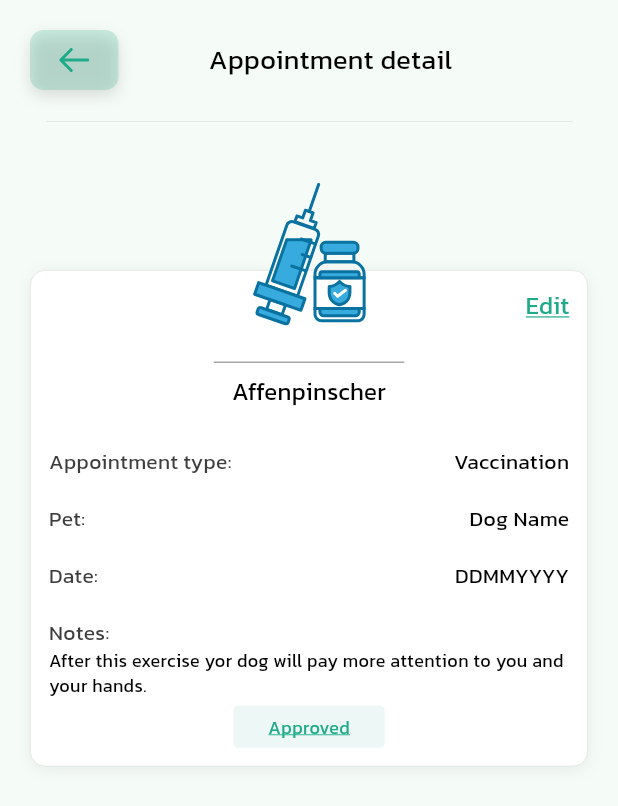
After one commit to saad-01/dogapp, a Flutter app: the AppointmentDetailPage screen opened by its route, on a phone screen of 412 x 824 dp. The commit adds this screen. Shown: the top 806 px of the screen. Run offline on Flutter 3.47's test engine with Material 3 defaults, Android fonts, the phone set to English and light mode, and no system bars; our stand-ins replace flutter_svg, get.

Commit message:
apt detail page

```diff
--- /dev/null
+++ b/lib/components/appbar.dart
@@ -0,0 +1,61 @@
+import 'package:dogapp/utils/app_colors.dart';
+import 'package:dogapp/utils/assets.dart';
+import 'package:dogapp/utils/styles.dart';
+import 'package:flutter/material.dart';
+import 'package:flutter_svg/svg.dart';
+import 'package:get/get.dart';
+
+class CustomAppBar extends StatelessWidget {
+  const CustomAppBar({super.key, required this.title});
+  final String title;
+  @override
+  Widget build(BuildContext context) {
+    return Column(
+      children: [
+        Row(
+          children: [
+            InkWell(
+              onTap: () {
+                Get.back();
+              },
+              child: Ink(
+                width: 59,
+                height: 40,
+                decoration: ShapeDecoration(
+                  color: AppColors.primaryColor.withOpacity(0.20),
+                  shape: RoundedRectangleBorder(
+                      borderRadius: BorderRadius.circular(9)),
+                  shadows: const [
+                    BoxShadow(
+                      color: Color(0x1E000000),
+                      blurRadius: 8,
+                      offset: Offset(0, 4),
+                      spreadRadius: 0,
+                    )
+                  ],
+                ),
+                child: Center(
+                  child: SvgPicture.asset(AssetImages.backIcon),
+                ),
+              ),
+            ),
+            const SizedBox(
+              width: 60,
+            ),
+            Text(
+              title,
+              style: Styles.appBarH1(),
+            ),
+          ],
+        ),
+        const SizedBox(
+          height: 20,
+        ),
+        SvgPicture.asset(AssetImages.horizontalDivider),
+        const SizedBox(
+          height: 20,
+        ),
+      ],
+    );
+  }
+}
--- a/lib/components/appoint_widget.dart
+++ b/lib/components/appoint_widget.dart
@@ -1,6 +1,8 @@
+import 'package:dogapp/routes/route_names.dart';
 import 'package:dogapp/utils/styles.dart';
 import 'package:flutter/material.dart';
 import 'package:flutter_svg/svg.dart';
+import 'package:get/get.dart';
 
 import '../utils/app_colors.dart';
 
@@ -13,7 +15,8 @@ class AppointmentWidget extends StatelessWidget {
       required this.time,
       required this.image,
       required this.title,
-      required this.approvalFlag});
+      required this.approvalFlag,
+      this.onPress});
   final String type;
   final String name;
   final String date;
@@ -21,9 +24,14 @@ class AppointmentWidget extends StatelessWidget {
   final String image;
   final String title;
   final bool approvalFlag;
+  final void Function()? onPress;
   @override
   Widget build(BuildContext context) {
-    return Container(
+    return InkWell(
+      onTap: () {
+        Get.toNamed(RouteName.appointDetailsPage);
+      },
+      child: Ink(
         padding: const EdgeInsets.all(10),
         decoration: ShapeDecoration(
           color: AppColors.white,
@@ -87,6 +95,7 @@ class AppointmentWidget extends StatelessWidget {
             SvgPicture.asset(image),
           ],
         ),
+      ),
     );
   }
 }
--- /dev/null
+++ b/lib/pages/appointment_detail_page.dart
@@ -0,0 +1,178 @@
+import 'package:dogapp/components/appbar.dart';
+import 'package:dogapp/utils/app_colors.dart';
+import 'package:dogapp/utils/assets.dart';
+import 'package:dogapp/utils/strings.dart';
+import 'package:dogapp/utils/styles.dart';
+import 'package:flutter/material.dart';
+import 'package:flutter_svg/svg.dart';
+
+class AppointmentDetailPage extends StatelessWidget {
+  const AppointmentDetailPage({super.key});
+
+  @override
+  Widget build(BuildContext context) {
+    return Scaffold(
+      body: SafeArea(
+          child: Container(
+        padding: const EdgeInsets.all(20),
+        child: Column(
+          children: [
+            const CustomAppBar(title: AppStrings.appointDetail),
+            const SizedBox(
+              height: 20,
+            ),
+            Stack(
+              children: [
+                Padding(
+                  padding: const EdgeInsets.only(top: 58.0),
+                  child: Container(
+                    padding: const EdgeInsets.all(12),
+                    decoration: ShapeDecoration(
+                      color: AppColors.white,
+                      shape: RoundedRectangleBorder(
+                        side: BorderSide(
+                          width: 0.50,
+                          color: Colors.black.withOpacity(0.11999999731779099),
+                        ),
+                        borderRadius: BorderRadius.circular(10),
+                      ),
+                      shadows: const [
+                        BoxShadow(
+                          color: Color(0x0F000000),
+                          blurRadius: 8,
+                          offset: Offset(0, 2),
+                          spreadRadius: 0,
+                        )
+                      ],
+                    ),
+                    child: Column(
+                      children: [
+                        Row(
+                          mainAxisAlignment: MainAxisAlignment.end,
+                          children: [
+                            Text(
+                              AppStrings.edit,
+                              style: Styles.primary16U(),
+                            )
+                          ],
+                        ),
+                        const SizedBox(
+                          height: 18,
+                        ),
+                        const Padding(
+                          padding: EdgeInsets.symmetric(horizontal: 110.0),
+                          child: Divider(
+                            color: Color(0xFFA8A8A8),
+                          ),
+                        ),
+                        Text(
+                          "Affenpinscher",
+                          style: Styles.expertSignupPaget1(),
+                        ),
+                        const SizedBox(
+                          height: 25,
+                        ),
+                        Row(
+                          mainAxisAlignment: MainAxisAlignment.spaceBetween,
+                          children: [
+                            Text('${AppStrings.appointType}:',
+                                style: Styles.grey14()),
+                            Text(
+                              AppStrings.vaccination,
+                              style: Styles.black14(),
+                            ),
+                          ],
+                        ),
+                        const SizedBox(
+                          height: 18,
+                        ),
+                        Row(
+                          mainAxisAlignment: MainAxisAlignment.spaceBetween,
+                          children: [
+                            Text('${AppStrings.pet}:', style: Styles.grey14()),
+                            Text(
+                              AppStrings.dogNameH,
+                              style: Styles.black14(),
+                            ),
+                          ],
+                        ),
+                        const SizedBox(
+                          height: 18,
+                        ),
+                        Row(
+                          mainAxisAlignment: MainAxisAlignment.spaceBetween,
+                          children: [
+                            Text('${AppStrings.date}:', style: Styles.grey14()),
+                            Text(
+                              AppStrings.dateFormat,
+                              style: Styles.black14(),
+                            ),
+                          ],
+                        ),
+                        const SizedBox(
+                          height: 18,
+                        ),
+                        Row(
+                          children: [
+                            Text('${AppStrings.notes}:',
+                                style: Styles.grey14()),
+                          ],
+                        ),
+                        Row(
+                          children: [
+                            Expanded(
+                              child: Text(
+                                AppStrings.note,
+                                style: Styles.choosePageText(),
+                                maxLines: 2,
+                                overflow: TextOverflow.ellipsis,
+                              ),
+                            ),
+                          ],
+                        ),
+                        const SizedBox(
+                          height: 5,
+                        ),
+                        const StatusItem(
+                            title: AppStrings.approved, approval: true)
+                      ],
+                    ),
+                  ),
+                ),
+                Positioned(
+                    top: 0,
+                    right: 0,
+                    left: 0,
+                    child: SvgPicture.asset(AssetImages.injectionLg))
+              ],
+            ),
+          ],
+        ),
+      )),
+    );
+  }
+}
+
+class StatusItem extends StatelessWidget {
+  const StatusItem(
+      {super.key, this.color, required this.title, required this.approval});
+  final Color? color;
+  final String title;
+  final bool approval;
+  @override
+  Widget build(BuildContext context) {
+    return Container(
+      width: 101,
+      height: 28,
+      decoration: ShapeDecoration(
+        color: approval ? AppColors.statusBg1 : AppColors.statusBg2,
+        shape: RoundedRectangleBorder(borderRadius: BorderRadius.circular(3)),
+      ),
+      child: Center(
+          child: Text(
+        title,
+        style: approval ? Styles.primary12UText() : Styles.denialTxt(),
+      )),
+    );
+  }
+}
--- a/lib/routes/route_names.dart
+++ b/lib/routes/route_names.dart
@@ -9,4 +9,5 @@ class RouteName {
   static const String parentHomePage = '/parent_home_page';
   static const String calendarPage = '/calendar_page';
   static const String settingsPage = '/settings_page';
+  static const String appointDetailsPage = '/appoint_details_page';
 }
--- a/lib/routes/routes.dart
+++ b/lib/routes/routes.dart
@@ -1,4 +1,5 @@
 
+import 'package:dogapp/pages/appointment_detail_page.dart';
 import 'package:dogapp/pages/choose_profile_page.dart';
 import 'package:dogapp/pages/expert_signup_page.dart';
 import 'package:dogapp/pages/intro_page.dart';
@@ -47,5 +48,11 @@ class AppRoutes {
           transitionDuration: const Duration(milliseconds: 250),
           transition: Transition.leftToRight,
         ),
+        GetPage(
+          name: RouteName.appointDetailsPage,
+          page: () => const AppointmentDetailPage(),
+          transitionDuration: const Duration(milliseconds: 250),
+          transition: Transition.leftToRight,
+        ),
       ];
 }
--- a/lib/utils/assets.dart
+++ b/lib/utils/assets.dart
@@ -30,4 +30,6 @@ class AssetImages {
   static const dogItemCalendar = "assets/images/calendarIcon.svg";
   static const dogItemClock = "assets/images/clockIcon.svg";
   static const dogItemMsg = "assets/images/msgIcon.svg";
+  static const backIcon = "assets/images/backIcon.svg";
+  static const injectionLg ="assets/images/injectionLg.svg";
 }
--- a/lib/utils/strings.dart
+++ b/lib/utils/strings.dart
@@ -52,4 +52,13 @@ class AppStrings {
   static const termsOfUse = "Terms of use";
   static const logout = "Logout";
   static const deleteAccount = "Delete account";
+  static const appointDetail = "Appointment detail";
+  static const edit = "Edit";
+  static const appointType = "Appointment type";
+  static const pet = "Pet";
+  static const date = "Date";
+  static const notes = "Notes";
+  static const dogNameH = "Dog Name";
+  static const note =
+      "After this exercise yor dog will pay more attention to you and your hands.";
 }
--- a/lib/utils/styles.dart
+++ b/lib/utils/styles.dart
@@ -53,6 +53,14 @@ class Styles {
     return const TextStyle(
         color: AppColors.primaryColor,
         fontSize: 18,
+        decoration: TextDecoration.underline,
+        decorationColor: AppColors.primaryColor);
+  }
+
+  static TextStyle primary16U() {
+    return const TextStyle(
+        color: AppColors.primaryColor,
+        fontSize: 16,
         decoration: TextDecoration.underline,
         decorationColor: AppColors.primaryColor);
   }
@@ -115,6 +123,15 @@ class Styles {
     );
   }
 
+  static TextStyle denial12UText() {
+    return const TextStyle(
+      color: AppColors.statustxt2,
+      decoration: TextDecoration.underline,
+      decorationColor: AppColors.statustxt2,
+      fontSize: 12,
+    );
+  }
+
   static TextStyle homeH1() {
     return const TextStyle(
       color: AppColors.black,
@@ -171,12 +188,42 @@ class Styles {
 
   static TextStyle denialTxt() {
     return const TextStyle(
-        color: AppColors.statustxt2,
-        fontSize: 8,
-        fontWeight: FontWeight.w500,
-        decoration: TextDecoration.underline,
-        decorationColor: AppColors.statustxt2,);
+      color: AppColors.statustxt2,
+      fontSize: 8,
+      fontWeight: FontWeight.w500,
+      decoration: TextDecoration.underline,
+      decorationColor: AppColors.statustxt2,
+    );
   }
 
+  static TextStyle appBarH1() {
+    return const TextStyle(
+      color: AppColors.black,
+      fontSize: 18,
+      fontWeight: FontWeight.w500,
+    );
+  }
 
+  static TextStyle grey14() {
+    return const TextStyle(
+      color: AppColors.grey,
+      fontSize: 14,
+      fontWeight: FontWeight.w500,
+    );
+  }
+
+  static TextStyle black14() {
+    return const TextStyle(
+      color: AppColors.black,
+      fontSize: 14,
+      fontWeight: FontWeight.w500,
+    );
+  }
+
+  static TextStyle noteTxt() {
+    return const TextStyle(
+      color: AppColors.black,
+      fontSize: 12,
+    );
+  }
 }
```
Also changed, not shown: assets/images/backIcon.svg (added), assets/images/injectionLg.svg (added). Lines whose indentation alone changed are shown as unchanged.
